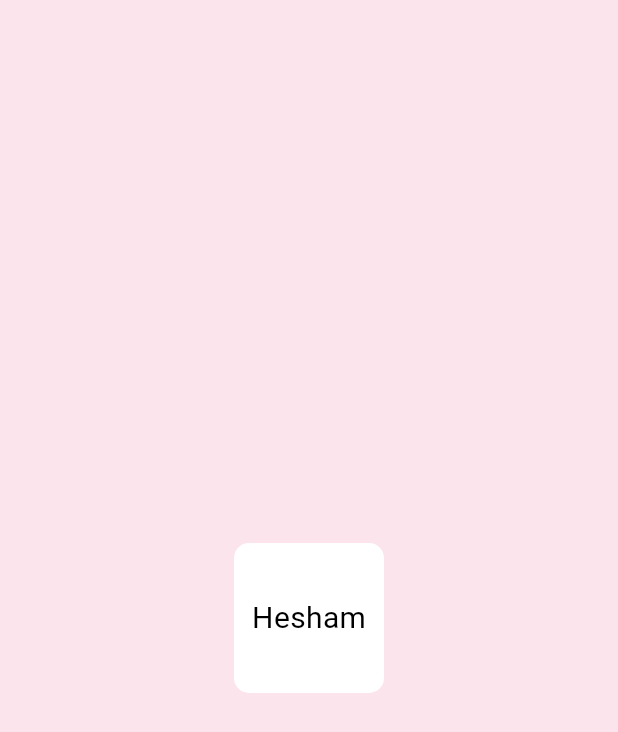
After one commit to Merna-Hesham/depi, a Flutter app: the screen it shows after launch, on a phone screen of 412 x 824 dp. The commit adds this screen. Shown: the top 732 px of the screen. Run offline on Flutter 3.47's test engine with Material 3 defaults, Android fonts, the phone set to English and light mode, and no system bars; our stand-ins replace flutter_svg, go_router, hive, hive_flutter, shared_preferences; accounts and stored records are empty.

Commit message:
Animation task

```diff
--- /dev/null
+++ b/lib/animation/animated_container_name.dart
@@ -0,0 +1,42 @@
+import 'package:flutter/material.dart';
+
+class AnimatedContainerName extends StatefulWidget {
+  const AnimatedContainerName({super.key});
+
+  @override
+  State<AnimatedContainerName> createState() => _AnimatedContainerNameState();
+}
+
+class _AnimatedContainerNameState extends State<AnimatedContainerName> {
+  bool clicked = false;
+
+  @override
+  Widget build(BuildContext context) {
+    return Scaffold(
+      backgroundColor: Colors.pink[50],
+      body: Center(
+        child: GestureDetector(
+          onTap: () => setState(() => clicked =!clicked),
+          child: AnimatedContainer(
+            width: clicked? 300 : 100,
+            height: clicked? 300 : 100,
+            decoration: BoxDecoration(
+              borderRadius: BorderRadius.circular(clicked? 30 : 10),
+              color: clicked? Colors.black : Colors.white,
+            ),
+            duration: Duration(seconds: 1),
+            child: Center(
+              child: Text(
+                clicked? 'Merna' : 'Hesham',
+                style: TextStyle(
+                  color: clicked? Colors.white : Colors.black,
+                  fontSize: 20,
+                ),
+              ),
+            ),
+          ),
+        ),
+      )
+    );
+  }
+}
--- a/lib/main.dart
+++ b/lib/main.dart
@@ -11,6 +11,8 @@ import 'package:online_tasks/navigation/routes_gen_go.dart';
 import 'package:online_tasks/navigation/settings_screen.dart';
 import 'package:online_tasks/shared_preference_task.dart';
 import 'package:online_tasks/tasks_screen.dart';
+
+import 'animation/animated_container_name.dart';
 
 /*
 void main() {
@@ -46,7 +48,7 @@ class MyApp extends StatelessWidget{
   Widget build(BuildContext context) {
     return MaterialApp(
       debugShowCheckedModeBanner: false,
-      home: HiveScreen(),
+      home: AnimatedContainerName(),
     );
   }
 }
```
